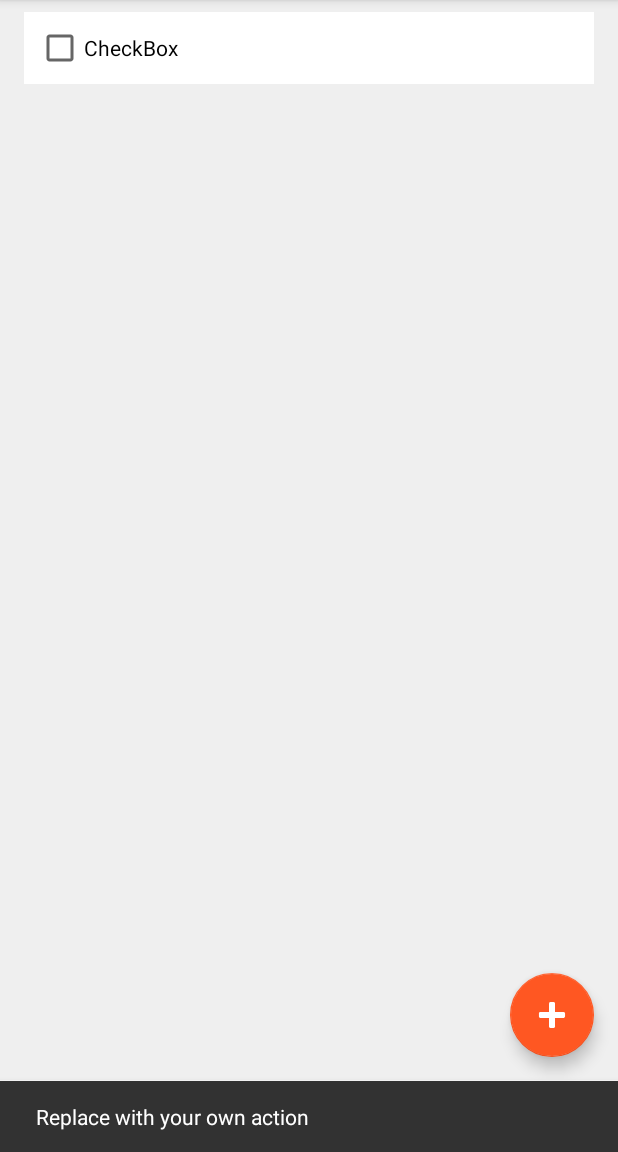
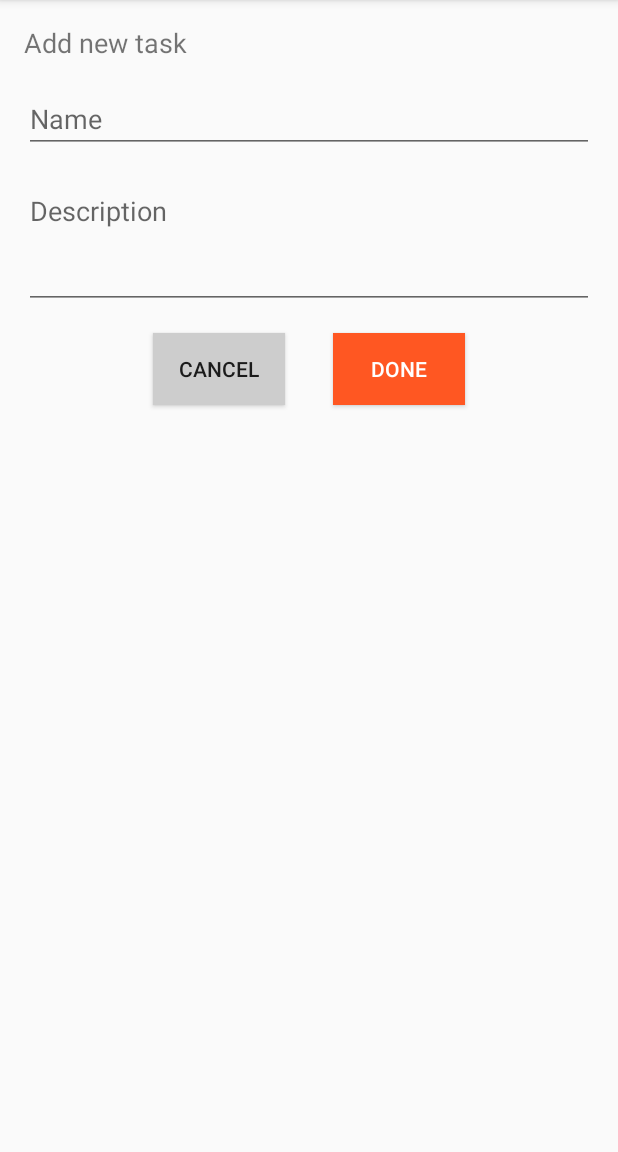
Before and after one commit to cayau/TODO_list_App, an Android app: the screen it shows after launch (MainActivity), after a tap on an icon or button, on a phone screen of 412 x 824 dp, the part 84-1236 px from its top. Run offline under Robolectric (Android 15) with nearby library versions, the phone set to English and light mode, and no system bars; our stand-ins replace Firebase (no records; nobody signed in at launch, a user with empty details on screens opened directly).

Commit message:
Add new task Show list off tasks Edit task estatus

```diff
--- a/app/src/main/java/com/example/todolist/FirstFragment.java
+++ b/app/src/main/java/com/example/todolist/AddFragment.java
@@ -14,7 +14,6 @@ import androidx.navigation.fragment.NavHostFragment;
 import com.google.firebase.database.DataSnapshot;
 import com.google.firebase.database.DatabaseError;
 import com.google.firebase.database.DatabaseReference;
-import com.google.firebase.database.FirebaseDatabase;
 import com.google.firebase.database.ValueEventListener;
 
 import org.json.JSONException;
@@ -22,7 +21,7 @@ import org.json.JSONObject;
 
 import static androidx.constraintlayout.widget.Constraints.TAG;
 
-public class FirstFragment extends Fragment {
+public class AddFragment extends Fragment {
 
     @Override
     public View onCreateView(
@@ -30,7 +29,7 @@ public class FirstFragment extends Fragment {
             Bundle savedInstanceState
     ) {
         // Inflate the layout for this fragment
-        return inflater.inflate(R.layout.fragment_first, container, false);
+        return inflater.inflate(R.layout.fragment_add, container, false);
     }
 
     public void onViewCreated(@NonNull View view, Bundle savedInstanceState) {
@@ -39,9 +38,8 @@ public class FirstFragment extends Fragment {
         final TextView txtDesc = (TextView) view.findViewById(R.id.txtDesc);
         final TextView lblInfo = (TextView) view.findViewById(R.id.textview_first);
 
-        // Write a message to the database
-        FirebaseDatabase database = FirebaseDatabase.getInstance();
-        final DatabaseReference myRef = database.getReference("todo_list");
+        FirebaseHelper fireB = new FirebaseHelper();
+        final DatabaseReference myRef = fireB.init("todo_list");
 
         // Read from the database
         myRef.addValueEventListener(new ValueEventListener() {
@@ -49,16 +47,9 @@ public class FirstFragment extends Fragment {
             public void onDataChange(DataSnapshot dataSnapshot) {
                 // This method is called once with the initial value and again
                 // whenever data at this location is updated.
-                String value = dataSnapshot.getValue(String.class);
-                Log.d(TAG, "Value is: " + value);
-                if(value != null) {
-                    lblInfo.setText(value.toString());
-                    try {
-                        JSONObject jObject = new JSONObject(value.toString());
-                        Log.d(TAG, "JSON: " + jObject.getString("title"));
-                    } catch (JSONException e) {
-                        e.printStackTrace();
-                    }
+                for (DataSnapshot child : dataSnapshot.getChildren())
+                {
+                    Log.d(TAG, "Value is: " + child.toString());
                 }
             }
 
@@ -69,7 +60,7 @@ public class FirstFragment extends Fragment {
             }
         });
 
-        view.findViewById(R.id.button_first).setOnClickListener(new View.OnClickListener() {
+        view.findViewById(R.id.btnDone).setOnClickListener(new View.OnClickListener() {
             @Override
             public void onClick(View view) {
                 CharSequence name = txtName.getText();
@@ -80,12 +71,21 @@ public class FirstFragment extends Fragment {
                     obj.put("done", false);
                     obj.put("name", name.toString());
                     obj.put("desc", desc.toString());
-                    myRef.setValue(obj.toString());
+                    DatabaseReference dbRef = myRef.push();
+                    dbRef.setValue(obj.toString());
                 } catch (JSONException e) {
                     e.printStackTrace();
                 }
 
-                NavHostFragment.findNavController(FirstFragment.this)
+                NavHostFragment.findNavController(AddFragment.this)
+                        .navigate(R.id.action_FirstFragment_to_SecondFragment);
+            }
+        });
+
+        view.findViewById(R.id.btnCancel).setOnClickListener(new View.OnClickListener() {
+            @Override
+            public void onClick(View view) {
+                NavHostFragment.findNavController(AddFragment.this)
                         .navigate(R.id.action_FirstFragment_to_SecondFragment);
             }
         });
--- /dev/null
+++ b/app/src/main/java/com/example/todolist/FirebaseHelper.java
@@ -0,0 +1,17 @@
+package com.example.todolist;
+
+import com.google.firebase.database.DatabaseReference;
+import com.google.firebase.database.FirebaseDatabase;
+
+public class FirebaseHelper {
+    // Write a message to the database
+    static FirebaseDatabase database;
+    static DatabaseReference myRef;
+
+    public DatabaseReference init(String path) {
+        if (database != null) { return myRef; }
+        database = FirebaseDatabase.getInstance();
+        myRef = database.getReference(path);
+        return myRef;
+    }
+}
--- /dev/null
+++ b/app/src/main/java/com/example/todolist/HomeFragment.java
@@ -0,0 +1,145 @@
+package com.example.todolist;
+
+import android.content.Context;
+import android.graphics.Color;
+import android.graphics.Paint;
+import android.graphics.Typeface;
+import android.os.Bundle;
+import android.util.Log;
+import android.view.LayoutInflater;
+import android.view.View;
+import android.view.ViewGroup;
+import android.widget.CheckBox;
+import android.widget.LinearLayout;
+import android.widget.TableLayout;
+import android.widget.TableRow;
+import android.widget.Toast;
+
+import androidx.annotation.NonNull;
+import androidx.fragment.app.Fragment;
+import androidx.navigation.fragment.NavHostFragment;
+
+import com.google.android.material.floatingactionbutton.FloatingActionButton;
+import com.google.firebase.database.DataSnapshot;
+import com.google.firebase.database.DatabaseError;
+import com.google.firebase.database.DatabaseReference;
+import com.google.firebase.database.ValueEventListener;
+
+import org.json.JSONException;
+import org.json.JSONObject;
+
+import static androidx.constraintlayout.widget.Constraints.TAG;
+
+public class HomeFragment extends Fragment {
+
+    @Override
+    public View onCreateView(
+            LayoutInflater inflater, ViewGroup container,
+            Bundle savedInstanceState
+    ) {
+        // Inflate the layout for this fragment
+        return inflater.inflate(R.layout.fragment_home, container, false);
+    }
+
+    public void onViewCreated(@NonNull View view, Bundle savedInstanceState) {
+        super.onViewCreated(view, savedInstanceState);
+
+        final Context t = getActivity().getBaseContext();
+        final TableLayout table = (TableLayout) view.findViewById(R.id.tblList);
+
+        FirebaseHelper fireB = new FirebaseHelper();
+        final DatabaseReference myRef = fireB.init("todo_list");
+
+        // Read from the database
+        myRef.addValueEventListener(new ValueEventListener() {
+            @Override
+            public void onDataChange(DataSnapshot dataSnapshot) {
+                int d16 = (int) (getResources().getDisplayMetrics().density * 16);
+                int d8 = (int) (getResources().getDisplayMetrics().density * 8);
+                table.removeAllViews();
+
+                View divideri = new View(t);
+                int dividerHeight = (int) (getResources().getDisplayMetrics().density * 16); // 1dp to pixels
+                LinearLayout.LayoutParams params = new LinearLayout.LayoutParams(LinearLayout.LayoutParams.MATCH_PARENT, dividerHeight);
+                params.setMargins(0, 5, 0, 5); //substitute parameters for left, top, right, bottom
+                divideri.setLayoutParams(params);
+                table.addView(divideri);
+                // This method is called once with the initial value and again
+                // whenever data at this location is updated.
+                for (DataSnapshot child : dataSnapshot.getChildren())
+                {
+                    Log.d(TAG, "Value is: " + child.getValue().getClass() );
+                    try {
+                        final String elementID = child.getKey().toString();
+                        final JSONObject element = new JSONObject( child.getValue().toString() );
+
+                        TableRow tblRow = new TableRow(t);
+                        tblRow.setBackgroundColor(Color.parseColor("#FFFFFF"));
+                        tblRow.setPadding(d16,d16,d16,d16);
+                            CheckBox chkItem = new CheckBox(t);
+                            chkItem.setText(element.getString("name"));
+                            Boolean checked = element.getBoolean("done");
+                            chkItem.setChecked(checked);
+                            Typeface typeface = chkItem.getTypeface();
+                            chkItem.setTypeface(typeface, checked?Typeface.ITALIC:Typeface.BOLD);
+                            chkItem.setTextSize(checked?16:18);
+                            if(checked)
+                                chkItem.setPaintFlags(Paint.STRIKE_THRU_TEXT_FLAG | Paint.ANTI_ALIAS_FLAG);
+                        View divider = new View(t);
+                        divider.setLayoutParams(params);
+
+                        tblRow.addView(chkItem);
+                        table.addView(tblRow);
+                        table.addView(divider);
+
+                        chkItem.setOnClickListener(new View.OnClickListener() {
+                            @Override
+                            public void onClick(View v) {
+                                try {
+                                    Boolean checked = element.getBoolean("done");
+                                    String name = element.getString("name");
+                                    String desc = element.getString("desc");
+                                    Toast.makeText(getActivity(), "Task description: "+desc,
+                                            Toast.LENGTH_LONG).show();
+                                    DatabaseReference elementUpdate = myRef.child(elementID);
+                                    JSONObject obj = new JSONObject();
+                                    try {
+                                        obj.put("done", !checked);
+                                        obj.put("name", name);
+                                        obj.put("desc", desc);
+                                        elementUpdate.setValue(obj.toString() );
+                                    } catch (JSONException e) {
+                                        e.printStackTrace();
+                                    }
+                                } catch (JSONException e) {
+                                    e.printStackTrace();
+                                }
+                            }
+                        });
+
+
+                    } catch (JSONException e) {
+                        e.printStackTrace();
+                    }
+                }
+            }
+
+            @Override
+            public void onCancelled(DatabaseError error) {
+                // Failed to read value
+                Log.w(TAG, "Failed to read value.", error.toException());
+            }
+        });
+
+        FloatingActionButton fab = view.findViewById(R.id.fab);
+        fab.setOnClickListener(new View.OnClickListener() {
+            @Override
+            public void onClick(View view) {
+                /*Snackbar.make(view, "Replace with your own action", Snackbar.LENGTH_LONG)
+                        .setAction("Action", null).show();*/
+                NavHostFragment.findNavController(HomeFragment.this)
+                        .navigate(R.id.action_SecondFragment_to_FirstFragment);
+            }
+        });
+    }
+}
--- a/app/src/main/java/com/example/todolist/MainActivity.java
+++ b/app/src/main/java/com/example/todolist/MainActivity.java
@@ -22,15 +22,8 @@ public class MainActivity extends AppCompatActivity {
         setContentView(R.layout.activity_main);
         Toolbar toolbar = findViewById(R.id.toolbar);
         setSupportActionBar(toolbar);
-
-        FloatingActionButton fab = findViewById(R.id.fab);
-        fab.setOnClickListener(new View.OnClickListener() {
-            @Override
-            public void onClick(View view) {
-                Snackbar.make(view, "Replace with your own action", Snackbar.LENGTH_LONG)
-                        .setAction("Action", null).show();
-            }
-        });
+        //Add back navigation in the title bar
+        //getSupportActionBar().setDisplayHomeAsUpEnabled(true);
     }
 
     /*@Override
--- a/app/src/main/java/com/example/todolist/SecondFragment.java
+++ /dev/null
@@ -1,34 +0,0 @@
-package com.example.todolist;
-
-import android.os.Bundle;
-import android.view.LayoutInflater;
-import android.view.View;
-import android.view.ViewGroup;
-
-import androidx.annotation.NonNull;
-import androidx.fragment.app.Fragment;
-import androidx.navigation.fragment.NavHostFragment;
-
-public class SecondFragment extends Fragment {
-
-    @Override
-    public View onCreateView(
-            LayoutInflater inflater, ViewGroup container,
-            Bundle savedInstanceState
-    ) {
-        // Inflate the layout for this fragment
-        return inflater.inflate(R.layout.fragment_second, container, false);
-    }
-
-    public void onViewCreated(@NonNull View view, Bundle savedInstanceState) {
-        super.onViewCreated(view, savedInstanceState);
-
-        view.findViewById(R.id.button_second).setOnClickListener(new View.OnClickListener() {
-            @Override
-            public void onClick(View view) {
-                NavHostFragment.findNavController(SecondFragment.this)
-                        .navigate(R.id.action_SecondFragment_to_FirstFragment);
-            }
-        });
-    }
-}
--- a/app/src/main/res/layout/activity_main.xml
+++ b/app/src/main/res/layout/activity_main.xml
@@ -22,16 +22,4 @@
 
     <include layout="@layout/content_main" />
 
-    <com.google.android.material.floatingactionbutton.FloatingActionButton
-        android:id="@+id/fab"
-        android:layout_width="wrap_content"
-        android:layout_height="wrap_content"
-        android:layout_gravity="bottom|end"
-        android:layout_margin="@dimen/fab_margin"
-        android:tint="#FFFFFF"
-        app:backgroundTint="#FF5722"
-        app:fabSize="normal"
-        app:maxImageSize="32dp"
-        app:srcCompat="@android:drawable/ic_input_add" />
-
 </androidx.coordinatorlayout.widget.CoordinatorLayout>
--- /dev/null
+++ b/app/src/main/res/layout/fragment_add.xml
@@ -0,0 +1,91 @@
+<?xml version="1.0" encoding="utf-8"?>
+<androidx.constraintlayout.widget.ConstraintLayout xmlns:android="http://schemas.android.com/apk/res/android"
+    xmlns:app="http://schemas.android.com/apk/res-auto"
+    xmlns:tools="http://schemas.android.com/tools"
+    android:layout_width="match_parent"
+    android:layout_height="match_parent"
+    tools:context=".AddFragment">
+
+    <ScrollView
+        android:layout_width="match_parent"
+        android:layout_height="match_parent">
+
+        <LinearLayout
+            android:layout_width="match_parent"
+            android:layout_height="wrap_content"
+            android:orientation="vertical" >
+
+            <TextView
+                android:id="@+id/textview_first"
+                android:layout_width="match_parent"
+                android:layout_height="wrap_content"
+                android:layout_marginLeft="16dp"
+                android:layout_marginTop="16dp"
+                android:layout_marginRight="16dp"
+                android:layout_marginBottom="8dp"
+                android:text="Add new task"
+                android:textSize="18sp" />
+
+            <EditText
+                android:id="@+id/txtName"
+                android:layout_width="match_parent"
+                android:layout_height="wrap_content"
+                android:layout_marginLeft="16dp"
+                android:layout_marginTop="8dp"
+                android:layout_marginRight="16dp"
+                android:layout_marginBottom="8dp"
+                android:ems="10"
+                android:hint="Name"
+                android:inputType="text" />
+
+            <EditText
+                android:id="@+id/txtDesc"
+                android:layout_width="match_parent"
+                android:layout_height="wrap_content"
+                android:layout_marginLeft="16dp"
+                android:layout_marginTop="8dp"
+                android:layout_marginRight="16dp"
+                android:layout_marginBottom="8dp"
+                android:ems="10"
+                android:gravity="start|top"
+                android:hint="Description"
+                android:inputType="textMultiLine"
+                android:lines="3" />
+
+            <LinearLayout
+                android:layout_width="match_parent"
+                android:layout_height="wrap_content"
+                android:gravity="center"
+                android:orientation="horizontal">
+
+                <Button
+                    android:id="@+id/btnCancel"
+                    android:layout_width="wrap_content"
+                    android:layout_height="wrap_content"
+                    android:layout_gravity="center"
+                    android:layout_marginLeft="16dp"
+                    android:layout_marginTop="8dp"
+                    android:layout_marginRight="16dp"
+                    android:layout_marginBottom="8dp"
+                    android:background="#cdcdcd"
+                    android:gravity="center"
+                    android:text="Cancel" />
+
+                <Button
+                    android:id="@+id/btnDone"
+                    android:layout_width="wrap_content"
+                    android:layout_height="wrap_content"
+                    android:layout_gravity="center"
+                    android:layout_marginLeft="16dp"
+                    android:layout_marginTop="8dp"
+                    android:layout_marginRight="16dp"
+                    android:layout_marginBottom="8dp"
+                    android:background="#FF5722"
+                    android:gravity="center"
+                    android:text="Done"
+                    android:textColor="@color/cardview_light_background" />
+            </LinearLayout>
+        </LinearLayout>
+    </ScrollView>
+
+</androidx.constraintlayout.widget.ConstraintLayout>
--- a/app/src/main/res/layout/fragment_second.xml
+++ /dev/null
@@ -1,70 +0,0 @@
-<?xml version="1.0" encoding="utf-8"?>
-<androidx.constraintlayout.widget.ConstraintLayout xmlns:android="http://schemas.android.com/apk/res/android"
-    xmlns:app="http://schemas.android.com/apk/res-auto"
-    xmlns:tools="http://schemas.android.com/tools"
-    android:layout_width="match_parent"
-    android:layout_height="match_parent"
-    tools:context=".SecondFragment">
-
-    <TextView
-        android:id="@+id/textview_second"
-        android:layout_width="wrap_content"
-        android:layout_height="wrap_content"
-        app:layout_constraintBottom_toTopOf="@id/button_second"
-        app:layout_constraintEnd_toEndOf="parent"
-        app:layout_constraintStart_toStartOf="parent"
-        app:layout_constraintTop_toTopOf="parent" />
-
-    <ScrollView
-        android:id="@+id/scrollView2"
-        android:layout_width="0dp"
-        android:layout_height="0dp"
-        android:background="#EFEFEF"
-        app:layout_constraintBottom_toTopOf="@+id/button_second"
-        app:layout_constraintEnd_toEndOf="parent"
-        app:layout_constraintHorizontal_bias="1.0"
-        app:layout_constraintStart_toStartOf="parent"
-        app:layout_constraintTop_toTopOf="parent">
-
-        <TableLayout
-            android:layout_width="match_parent"
-            android:layout_height="wrap_content">
-
-            <TableRow
-                android:layout_width="match_parent"
-                android:layout_height="match_parent"
-                android:layout_marginLeft="16dp"
-                android:layout_marginTop="8dp"
-                android:layout_marginRight="16dp"
-                android:layout_marginBottom="8dp"
-                android:background="#FFFFFF"
-                android:padding="8dp">
-
-                <LinearLayout
-                    android:layout_width="match_parent"
-                    android:layout_height="match_parent"
-                    android:orientation="horizontal">
-
-                    <CheckBox
-                        android:id="@+id/checkBox"
-                        android:layout_width="wrap_content"
-                        android:layout_height="wrap_content"
-                        android:layout_weight="1"
-                        android:text="CheckBox" />
-                </LinearLayout>
-            </TableRow>
-
-        </TableLayout>
-    </ScrollView>
-
-    <Button
-        android:id="@+id/button_second"
-        android:layout_width="wrap_content"
-        android:layout_height="wrap_content"
-        android:text="@string/previous"
-        app:layout_constraintBottom_toBottomOf="parent"
-        app:layout_constraintEnd_toEndOf="parent"
-        app:layout_constraintHorizontal_bias="0.498"
-        app:layout_constraintStart_toStartOf="parent"
-        app:layout_constraintTop_toBottomOf="@+id/scrollView2" />
-</androidx.constraintlayout.widget.ConstraintLayout>
--- a/app/src/main/res/navigation/nav_graph.xml
+++ b/app/src/main/res/navigation/nav_graph.xml
@@ -7,9 +7,9 @@
 
     <fragment
         android:id="@+id/FirstFragment"
-        android:name="com.example.todolist.FirstFragment"
+        android:name="com.example.todolist.AddFragment"
         android:label="@string/first_fragment_label"
-        tools:layout="@layout/fragment_first">
+        tools:layout="@layout/fragment_add">
 
         <action
             android:id="@+id/action_FirstFragment_to_SecondFragment"
@@ -17,12 +17,32 @@
     </fragment>
     <fragment
         android:id="@+id/SecondFragment"
-        android:name="com.example.todolist.SecondFragment"
+        android:name="com.example.todolist.HomeFragment"
         android:label="@string/second_fragment_label"
-        tools:layout="@layout/fragment_second">
+        tools:layout="@layout/fragment_home">
 
         <action
             android:id="@+id/action_SecondFragment_to_FirstFragment"
             app:destination="@id/FirstFragment" />
     </fragment>
+    <fragment
+        android:id="@+id/First2Fragment"
+        android:name="com.example.todolist.First2Fragment"
+        android:label="@string/first_fragment_label"
+        tools:layout="@layout/fragment_first2">
+
+        <action
+            android:id="@+id/action_First2Fragment_to_Second2Fragment"
+            app:destination="@id/Second2Fragment" />
+    </fragment>
+    <fragment
+        android:id="@+id/Second2Fragment"
+        android:name="com.example.todolist.Second2Fragment"
+        android:label="@string/second_fragment_label"
+        tools:layout="@layout/fragment_second2">
+
+        <action
+            android:id="@+id/action_Second2Fragment_to_First2Fragment"
+            app:destination="@id/First2Fragment" />
+    </fragment>
 </navigation>
--- a/app/src/main/res/values/strings.xml
+++ b/app/src/main/res/values/strings.xml
@@ -9,4 +9,5 @@
 
     <string name="hello_first_fragment">Hello first fragment</string>
     <string name="hello_second_fragment">Hello second fragment. Arg: %1$s</string>
+    <string name="title_activity_add_todo">AddTodoActivity</string>
 </resources>
```
Also changed, not shown: app/src/main/res/layout/fragment_first.xml (deleted, +0 -53 lines), app/src/main/res/layout/fragment_home.xml (added, +42 -0 lines).
